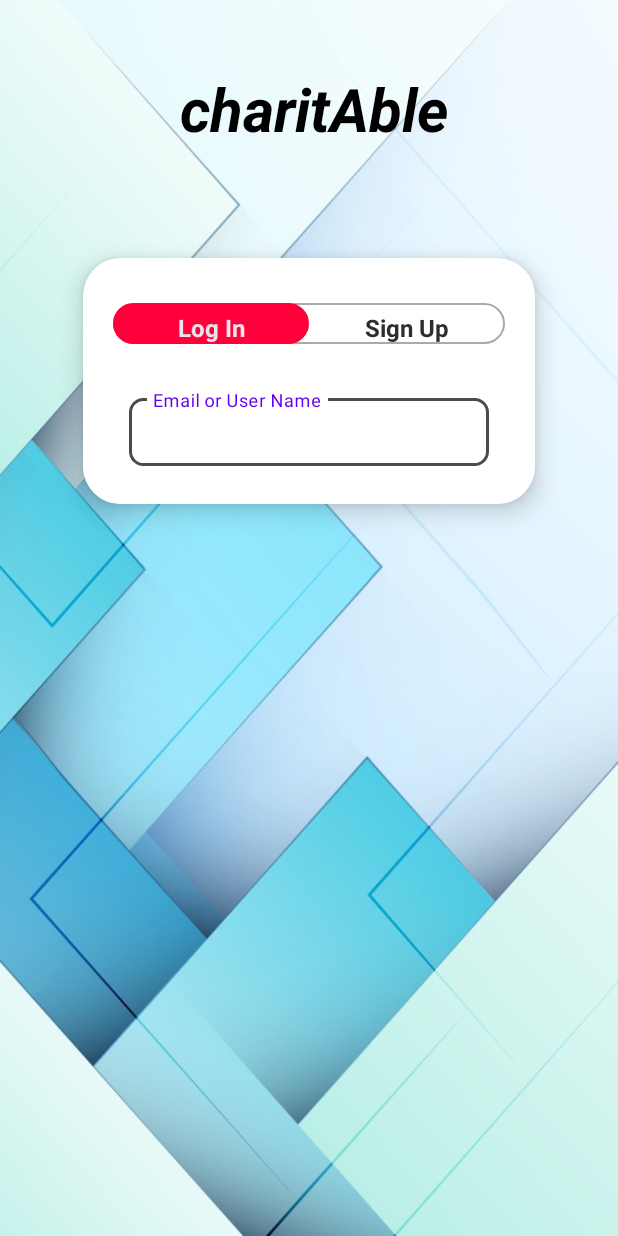
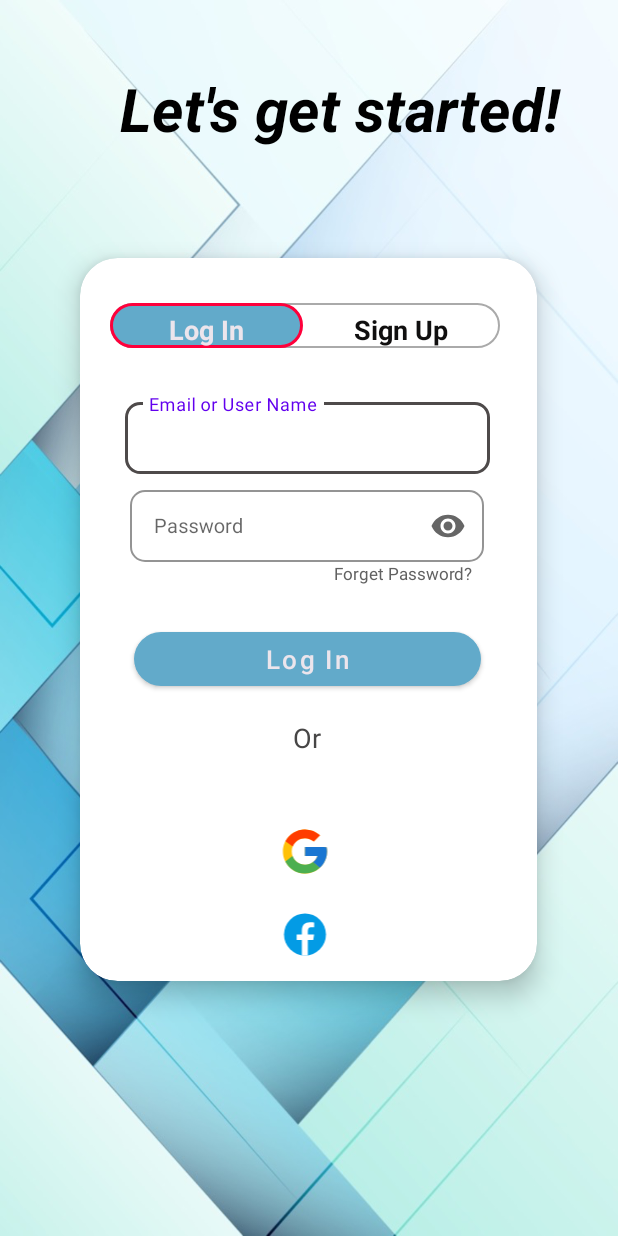
Before and after one commit to Arpit1069/CharitAble, an Android app: the screen it shows after launch (MainActivity), on a phone screen of 412 x 824 dp. Run offline under Robolectric (Android 15) with nearby library versions, the light colour scheme and no system bars.

Commit message:
front page password and password toggle added

```diff
--- /dev/null
+++ b/app/src/main/res/drawable/ic_icons8_facebook.xml
@@ -0,0 +1,12 @@
+<vector xmlns:android="http://schemas.android.com/apk/res/android"
+    android:width="48dp"
+    android:height="48dp"
+    android:viewportWidth="48"
+    android:viewportHeight="48">
+  <path
+      android:pathData="M24,5A19,19 0,1 0,24 43A19,19 0,1 0,24 5Z"
+      android:fillColor="#039be5"/>
+  <path
+      android:pathData="M26.572,29.036h4.917l0.772,-4.995h-5.69v-2.73c0,-2.075 0.678,-3.915 2.619,-3.915h3.119v-4.359c-0.548,-0.074 -1.707,-0.236 -3.897,-0.236c-4.573,0 -7.254,2.415 -7.254,7.917v3.323h-4.701v4.995h4.701v13.729C22.089,42.905 23.032,43 24,43c0.875,0 1.729,-0.08 2.572,-0.194V29.036z"
+      android:fillColor="#fff"/>
+</vector>
--- /dev/null
+++ b/app/src/main/res/drawable/ic_icons8_google.xml
@@ -0,0 +1,18 @@
+<vector xmlns:android="http://schemas.android.com/apk/res/android"
+    android:width="48dp"
+    android:height="48dp"
+    android:viewportWidth="48"
+    android:viewportHeight="48">
+  <path
+      android:pathData="M43.611,20.083H42V20H24v8h11.303c-1.649,4.657 -6.08,8 -11.303,8c-6.627,0 -12,-5.373 -12,-12c0,-6.627 5.373,-12 12,-12c3.059,0 5.842,1.154 7.961,3.039l5.657,-5.657C34.046,6.053 29.268,4 24,4C12.955,4 4,12.955 4,24c0,11.045 8.955,20 20,20c11.045,0 20,-8.955 20,-20C44,22.659 43.862,21.35 43.611,20.083z"
+      android:fillColor="#FFC107"/>
+  <path
+      android:pathData="M6.306,14.691l6.571,4.819C14.655,15.108 18.961,12 24,12c3.059,0 5.842,1.154 7.961,3.039l5.657,-5.657C34.046,6.053 29.268,4 24,4C16.318,4 9.656,8.337 6.306,14.691z"
+      android:fillColor="#FF3D00"/>
+  <path
+      android:pathData="M24,44c5.166,0 9.86,-1.977 13.409,-5.192l-6.19,-5.238C29.211,35.091 26.715,36 24,36c-5.202,0 -9.619,-3.317 -11.283,-7.946l-6.522,5.025C9.505,39.556 16.227,44 24,44z"
+      android:fillColor="#4CAF50"/>
+  <path
+      android:pathData="M43.611,20.083H42V20H24v8h11.303c-0.792,2.237 -2.231,4.166 -4.087,5.571c0.001,-0.001 0.002,-0.001 0.003,-0.002l6.19,5.238C36.971,39.205 44,34 44,24C44,22.659 43.862,21.35 43.611,20.083z"
+      android:fillColor="#1976D2"/>
+</vector>
--- a/app/src/main/res/drawable/switch_trcks.xml
+++ b/app/src/main/res/drawable/switch_trcks.xml
@@ -2,7 +2,7 @@
 <shape
     android:shape="rectangle"
     xmlns:android="http://schemas.android.com/apk/res/android">
-    <solid android:color="@color/pinkcolor"/>
+    <solid android:color="@color/bluecolor"/>
     <corners android:radius="50dp"/>
     <stroke android:width="2dp" android:color="@color/pinkcolor"/>
 
--- a/app/src/main/res/layout/activity_main.xml
+++ b/app/src/main/res/layout/activity_main.xml
@@ -11,7 +11,7 @@
     tools:context=".MainActivity">
 
   <TextView
-      android:text="            charitAble"
+      android:text="        Let's get started!"
       android:layout_gravity="center"
       android:textSize="40sp"
       android:layout_marginTop="45dp"
@@ -19,106 +19,187 @@
       android:textColor="@color/black"
       android:layout_width="match_parent"
       android:layout_height="wrap_content"/>
+
     <androidx.cardview.widget.CardView
+        android:layout_width="339dp"
+        android:layout_height="527dp"
+        android:layout_gravity="center"
+        android:layout_marginStart="38dp"
+        android:layout_marginTop="50dp"
+        android:layout_marginEnd="38dp"
         app:cardCornerRadius="25dp"
         app:cardElevation="10dp"
-        android:layout_gravity="center"
-        android:layout_marginTop="50dp"
-        android:layout_marginStart="38dp"
-        android:layout_marginEnd="38dp"
-        app:cardUseCompatPadding="true"
-        android:layout_width="match_parent"
-        android:layout_height="wrap_content">
+        app:cardUseCompatPadding="true">
+
         <LinearLayout
-            android:orientation="vertical"
-            android:layout_width="match_parent"
-            android:layout_height="wrap_content">
+            android:layout_width="303dp"
+            android:layout_height="wrap_content"
+            android:orientation="vertical">
+
             <LinearLayout
-                android:orientation="horizontal"
-                android:gravity="center"
-                android:weightSum="2"
-                android:layout_gravity="center"
+                android:layout_width="260dp"
+                android:layout_height="wrap_content"
+                android:layout_marginStart="20dp"
                 android:layout_marginTop="30dp"
-                android:layout_marginStart="20dp"
                 android:layout_marginEnd="20dp"
                 android:background="@drawable/switch_tumbs"
-                android:layout_width="match_parent"
-                android:layout_height="wrap_content">
+                android:gravity="center"
+                android:orientation="horizontal"
+                android:weightSum="2">
+
                 <TextView
                     android:id="@+id/logIn"
+                    android:layout_width="183dp"
+                    android:layout_height="wrap_content"
+                    android:layout_weight="1"
+                    android:background="@drawable/switch_trcks"
+                    android:paddingLeft="15dp"
+                    android:paddingTop="5dp"
+                    android:paddingRight="15dp"
                     android:text="@string/log_in"
-                    android:paddingTop="5dp"
                     android:textAlignment="center"
                     android:textColor="@color/textColor"
-                    android:textSize="16sp"
+                    android:textSize="18sp"
+                    android:textStyle="normal|bold" />
+
+                <TextView
+                    android:id="@+id/signUp"
+                    android:layout_width="186dp"
+                    android:layout_height="wrap_content"
+                    android:layout_weight="1"
+                    android:paddingLeft="15dp"
+                    android:paddingTop="5dp"
                     android:paddingRight="15dp"
-                    android:paddingLeft="15dp"
-                    android:textStyle="bold|normal"
-                    android:background="@drawable/switch_trcks"
-                    android:layout_weight="1"
-                    android:layout_width="0dp"
-                    android:layout_height="wrap_content"/>
-              <TextView
-                  android:id="@+id/SignUp"
-                  android:text="@string/sign_up"
-
-                  android:paddingTop="5dp"
-                  android:textAlignment="center"
-                  android:textColor="#2E2D2D"
-                  android:textSize="16sp"
-                  android:paddingRight="15dp"
-                  android:paddingLeft="15dp"
-                  android:textStyle="bold|normal"
-                  android:layout_weight="1"
-                  android:layout_width="0dp"
-                  android:layout_height="wrap_content"/>
-
-
-
+                    android:text="@string/sign_up"
+                    android:textAlignment="center"
+                    android:textColor="#100F0F"
+                    android:textSize="18sp"
+                    android:textStyle="normal|bold" />
 
             </LinearLayout>
+
             <LinearLayout
                 android:id="@+id/logInLayout"
+                android:layout_width="match_parent"
+                android:layout_height="wrap_content"
                 android:background="@color/white"
-                android:padding="25dp"
                 android:gravity="center"
-
                 android:orientation="vertical"
-                android:layout_width="match_parent"
-                android:layout_height="wrap_content">
+                android:padding="25dp">
 
 
                 <com.google.android.material.textfield.TextInputLayout
+                    style="@style/Widget.MaterialComponents.TextInputLayout.OutlinedBox.Dense"
+                    android:layout_width="243dp"
+                    android:layout_height="wrap_content"
+                    android:layout_marginLeft="5dp"
+                    android:layout_marginTop="5dp"
+                    android:layout_marginRight="5dp"
                     android:hint="Email or User Name"
-                    android:layout_marginLeft="5dp"
-                    android:layout_marginRight="5dp"
-                    android:layout_marginTop="5dp"
-                    app:shapeAppearanceOverlay="@style/Button4"
                     app:boxStrokeColor="#4E4A4A"
                     app:boxStrokeWidth="1dp"
-                    style="@style/Widget.MaterialComponents.TextInputLayout.OutlinedBox.Dense"
-                    android:layout_width="match_parent"
-                    android:layout_height="wrap_content">
+                    app:shapeAppearanceOverlay="@style/Button4">
 
                     <com.google.android.material.textfield.TextInputEditText
+                        android:id="@+id/eMail"
+                        android:layout_width="match_parent"
+                        android:layout_height="48dp"
+                        android:ems="10"
                         android:inputType="textPersonName|textEmailAddress"
-                        android:id="@+id/eMail"
-                        android:ems="10"
+                        android:textColor="@color/black"
                         android:textSize="13sp"
-                        android:textColor="@color/black"
-                        android:textStyle="normal"
+                        android:textStyle="normal" />
+                </com.google.android.material.textfield.TextInputLayout>
+
+                <com.google.android.material.textfield.TextInputLayout
+                    style="@style/Widget.MaterialComponents.TextInputLayout.OutlinedBox.Dense"
+                    android:layout_width="236dp"
+                    android:layout_height="wrap_content"
+                    android:layout_marginLeft="5dp"
+                    android:layout_marginTop="5dp"
+                    android:layout_marginRight="5dp"
+                    android:hint="Password"
+                    app:boxStrokeColor="#4E4A4A"
+                    app:boxStrokeWidth="1dp"
+                    app:endIconMode="password_toggle"
+                    app:shapeAppearanceOverlay="@style/Button4">
+
+                    <com.google.android.material.textfield.TextInputEditText
+                        android:id="@+id/Passwords"
                         android:layout_width="match_parent"
                         android:layout_height="wrap_content"
-                        />
+                        android:ems="10"
+                        android:inputType="textPassword"
+                        android:textColor="@color/black"
+                        android:textSize="13sp"
+                        android:textStyle="normal" />
                 </com.google.android.material.textfield.TextInputLayout>
+
+                <TextView
+                    android:layout_width="220dp"
+                    android:layout_height="wrap_content"
+                    android:text="Forget Password?"
+                    android:textAlignment="textEnd"
+                    android:textColor="#616161"
+                    android:textSize="11sp"
+                    android:textStyle="normal">
+
+                </TextView>
             </LinearLayout>
 
+            <Button
+                android:id="@+id/signIn"
+                android:layout_width="match_parent"
+                android:layout_height="wrap_content"
+                android:layout_gravity="center"
+                android:layout_marginStart="36dp"
+                android:layout_marginEnd="36dp"
+                android:elevation="15dp"
+                android:gravity="center"
+                android:text="@string/log_in"
+                android:textAllCaps="false"
+                android:textColor="@color/textColor"
+                android:textSize="17dp"
+                app:backgroundTint="@color/bluecolor"
+                app:shapeAppearanceOverlay="@style/Button5" />
+
+            <TextView
+                android:layout_width="match_parent"
+                android:layout_height="wrap_content"
+                android:layout_gravity="center"
+                android:layout_marginTop="16dp"
+                android:layout_marginBottom="16dp"
+                android:gravity="center"
+                android:text="Or"
+                android:textAlignment="center"
+                android:textColor="#474646"
+                android:textSize="18sp"
+                android:textStyle="normal" />
+
+
+            <LinearLayout
+                android:layout_width="match_parent"
+                android:layout_height="wrap_content"
+                android:layout_gravity="center"
+                android:layout_marginBottom="20dp"
+                android:gravity="center"
+                android:orientation="horizontal" />
+
+            <ImageView
+                android:layout_width="280dp"
+                android:layout_height="35dp"
+                android:layout_margin="10dp"
+                android:src="@drawable/ic_icons8_google" />
+
+
+            <ImageView
+                android:layout_width="280dp"
+                android:layout_height="35dp"
+                android:layout_margin="10dp"
+                android:src="@drawable/ic_icons8_facebook" />
 
 
         </LinearLayout>
 
-
-
-
     </androidx.cardview.widget.CardView>
 </LinearLayout>
--- a/app/src/main/res/values/colors.xml
+++ b/app/src/main/res/values/colors.xml
@@ -9,5 +9,6 @@
     <color name="white">#FFFFFFFF</color>
     <color name="textColor">#EcE5EC</color>
     <color name="pinkcolor">#FF003B</color>
+    <color name="bluecolor">#62AACA</color>
     <color name="transparentColor">#00FFFFFF</color>
 </resources>
--- a/app/src/main/res/values/strings.xml
+++ b/app/src/main/res/values/strings.xml
@@ -2,4 +2,6 @@
     <string name="app_name">CharitAble</string>
     <string name="log_in">Log In</string>
     <string name="sign_up">Sign Up</string>
+    <string name="log_in">Log In</string>
+    <string name="sign_up">Sign Up</string>
 </resources>
```
